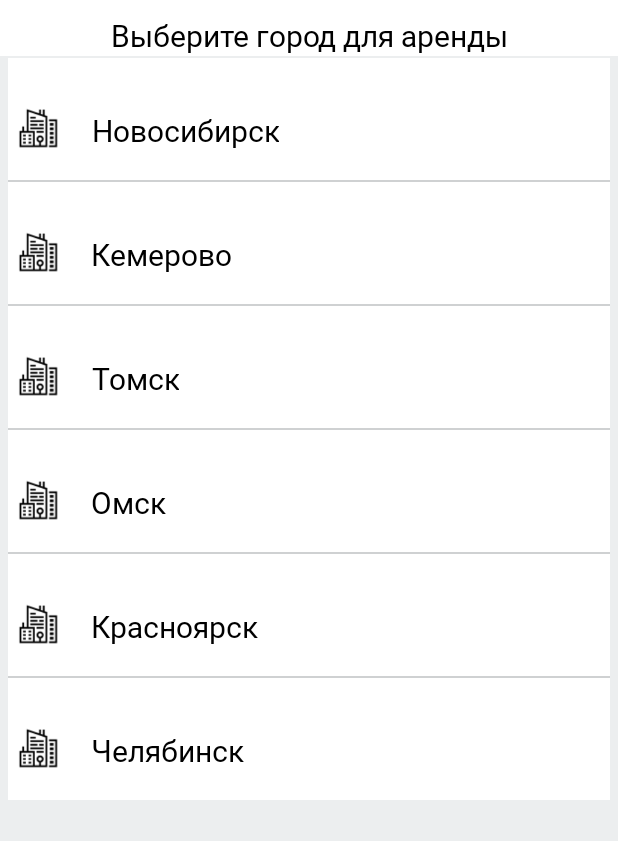
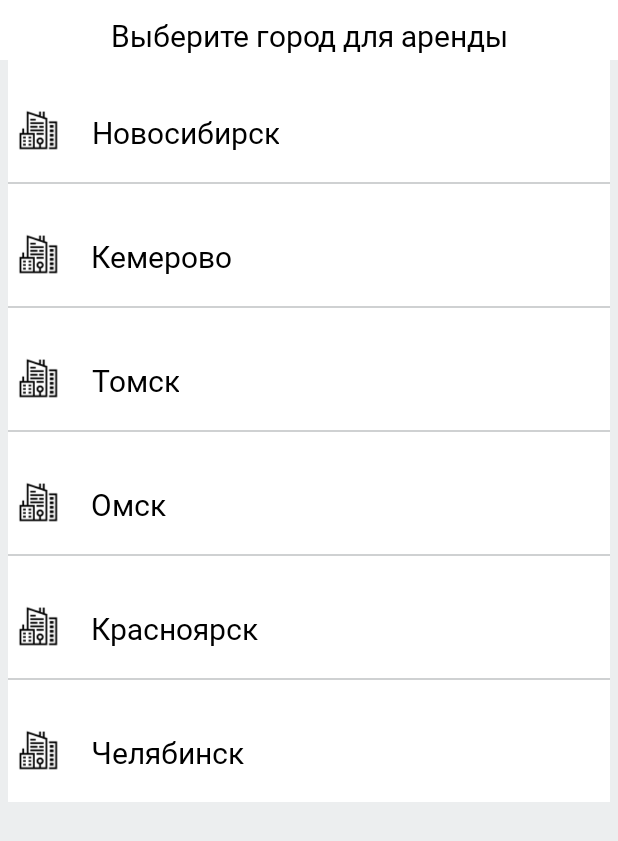
Before and after one commit to kostya05983/auto_aliance, an Android app: the screen it shows after launch (CitiesActivity), on a phone screen of 412 x 824 dp. Shown: the top 841 px of the screen. Run offline under Robolectric (Android 15) with nearby library versions, the phone set to English and light mode, and no system bars.

Commit message:
add height

```diff
--- a/app/src/main/java/com/it_zoo/kostya05983/auto_aliance/activities/FranchisingActivity.kt
+++ b/app/src/main/java/com/it_zoo/kostya05983/auto_aliance/activities/FranchisingActivity.kt
@@ -195,6 +195,7 @@ class FranchisingActivity : AbstractNavigation() {
 
                     val title = linerLayout.getChildAt(0) as TextView
                     val listInvestor = linerLayout.getChildAt(1) as ListView
+                    listInvestor.dividerHeight = 0
 
                     title.text = collectionAgry[position].Title
                     listInvestor.adapter = FranshingAdapterInvestor(position, linerLayout.context)
--- a/app/src/main/res/layout/activity_cities.xml
+++ b/app/src/main/res/layout/activity_cities.xml
@@ -23,13 +23,14 @@
             android:textColor="@color/colorblack"
             android:textAlignment="center"
             android:paddingTop="10dp"
+            android:minHeight="40dp"
             />
 
         <ListView
             android:id="@+id/list_view_choose_city"
             android:layout_width="match_parent"
             android:layout_height="wrap_content"
-            android:layout_marginTop="1dp"
+            android:layout_marginTop="0dp"
             android:layout_marginRight="5dp"
             android:layout_marginLeft="5dp" />
     </LinearLayout>
```
